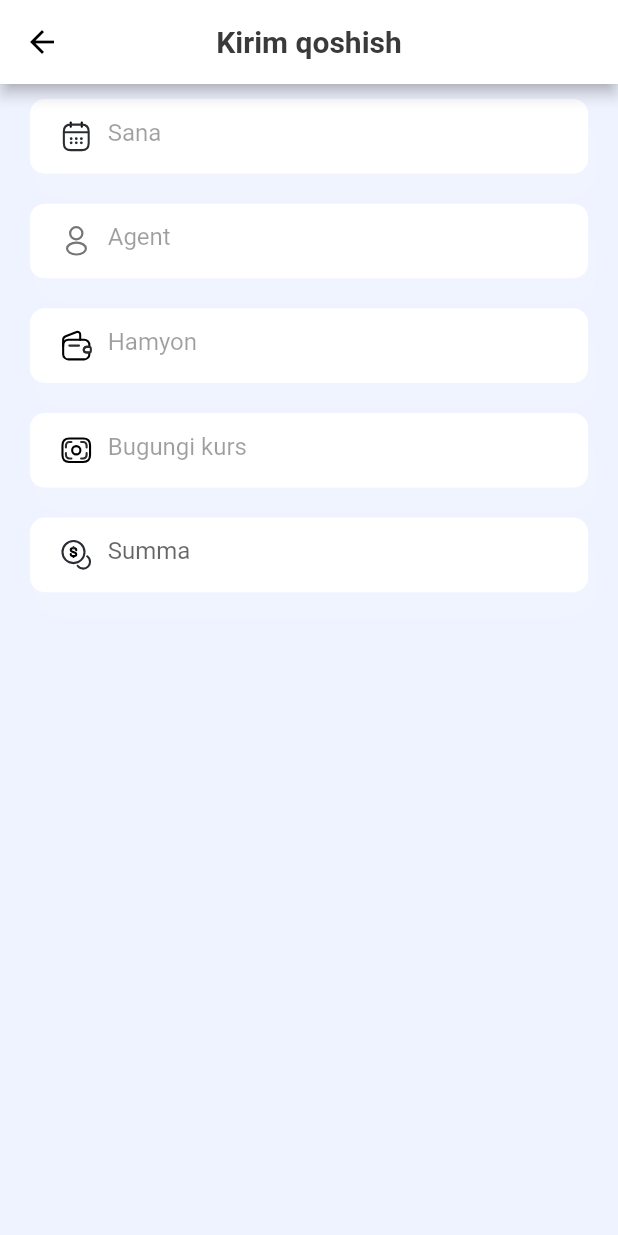
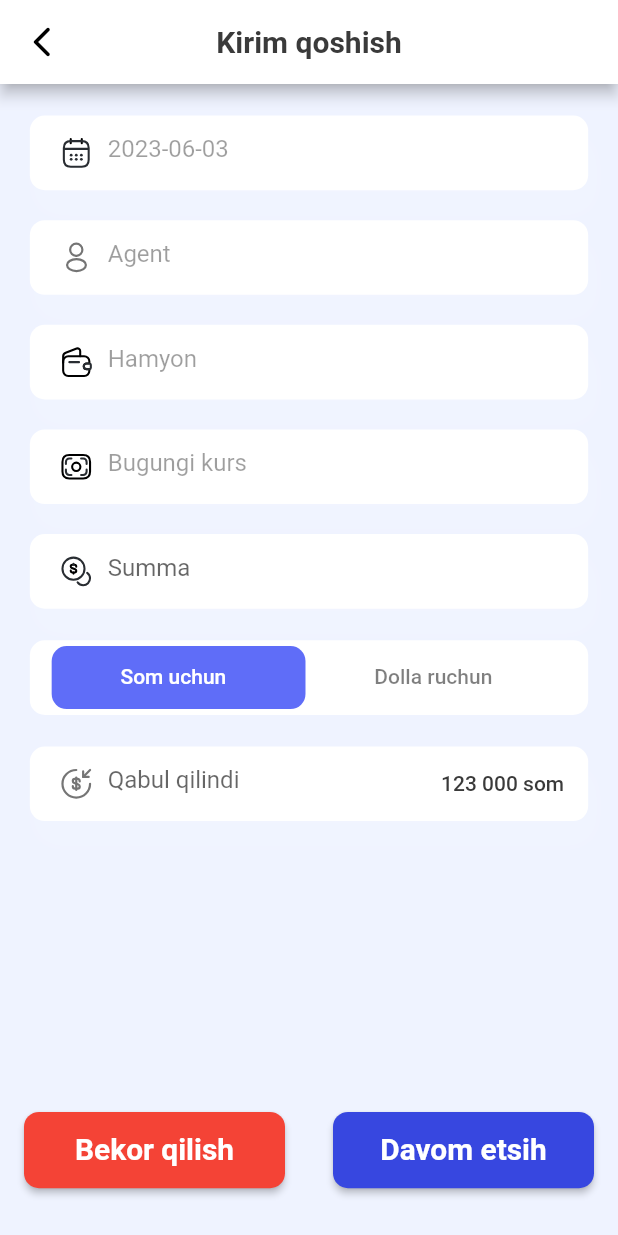
Before and after one commit to Arabjonoff/N-Hisob, a Flutter app: the IncomeScreen screen opened by its route, on a phone screen of 412 x 824 dp. Run offline on Flutter 3.47's test engine with Material 2 defaults, Android fonts, the phone set to English and light mode, and no system bars; our stand-ins replace flutter_svg, hive, mask_text_input_formatter, pinput, rxdart; accounts and stored records are empty.

```diff
--- a/lib/main.dart
+++ b/lib/main.dart
@@ -16,6 +16,7 @@ class MyApp extends StatelessWidget {
       debugShowCheckedModeBanner: false,
       title: 'N-Hisob',
       theme: ThemeData(
+        platform: TargetPlatform.iOS,
         primarySwatch: Colors.blue,
       ),
       initialRoute: '/main',
--- a/lib/src/ui/menu/income/income_screen.dart
+++ b/lib/src/ui/menu/income/income_screen.dart
@@ -1,6 +1,9 @@
 import 'package:flutter/material.dart';
+import 'package:intl/intl.dart';
 import 'package:n_hisob/src/theme/color/colors.dart';
 import 'package:n_hisob/src/theme/font_theme/font_style.dart';
+import 'package:n_hisob/src/utils/utils.dart';
+import 'package:n_hisob/src/widget/button/ontap_widget.dart';
 import 'package:n_hisob/src/widget/textfield/textfield_widget.dart';
 
 class IncomeScreen extends StatefulWidget {
@@ -10,29 +13,165 @@ class IncomeScreen extends StatefulWidget {
   State<IncomeScreen> createState() => _IncomeScreenState();
 }
 
-class _IncomeScreenState extends State<IncomeScreen> {
-
+class _IncomeScreenState extends State<IncomeScreen>
+    with TickerProviderStateMixin {
   TextEditingController controller = TextEditingController();
   TextEditingController sumController = TextEditingController();
+  TabController? _tabBarController;
+  List data = [
+    'Som uchun  ',
+    'Dolla ruchun ',
+  ];
+
+  String date = 'Sana',
+      agent = 'Agent',
+      wallet = 'Hamyon',
+      course = 'Bugungi kurs';
+
+  @override
+  initState() {
+    _tabBarController = TabController(length: data.length, vsync: this);
+    super.initState();
+  }
+
   @override
   Widget build(BuildContext context) {
-    return  Scaffold(
+    double h = Utils.getHeight(context);
+    double w = Utils.getWidth(context);
+    return Scaffold(
       appBar: AppBar(
         foregroundColor: AppColor.black,
         backgroundColor: AppColor.white,
         centerTitle: true,
-        title: Text('Kirim qoshish',style: Styles.boldH2(AppColor.textColor),),
+        title: Text(
+          'Kirim qoshish',
+          style: Styles.boldH2(AppColor.textColor),
+        ),
       ),
       backgroundColor: AppColor.background,
-      body: ListView(
+      body: Column(
         children: [
-          TextFieldWidget(controller: controller, icon: 'assets/icons/calendar.svg', hint: 'Sana',enables: false,),
-          TextFieldWidget(controller: controller, icon: 'assets/icons/profile.svg', hint: 'Agent',enables: false,),
-          TextFieldWidget(controller: controller, icon: 'assets/icons/wallet.svg', hint: 'Hamyon',enables: false,),
-          TextFieldWidget(controller: controller, icon: 'assets/icons/sum.svg', hint: 'Bugungi kurs',enables: false,),
-          TextFieldWidget(controller: sumController, icon: 'assets/icons/coin.svg', hint: 'Summa',),
+          Expanded(
+            child: ListView(
+              children: [
+                SizedBox(
+                  height: 12 * h,
+                ),
+                GestureDetector(
+                    onTap: () {
+                      _selectDate(context);
+                    },
+                    child: TextFieldWidget(
+                      controller: controller,
+                      icon: 'assets/icons/calendar.svg',
+                      hint: DateFormat('yyyy-MM-dd').format(selectedDate),
+                      enables: false,
+                    )),
+                TextFieldWidget(
+                  controller: controller,
+                  icon: 'assets/icons/profile.svg',
+                  hint: agent,
+                  enables: false,
+                ),
+                TextFieldWidget(
+                  controller: controller,
+                  icon: 'assets/icons/wallet.svg',
+                  hint: wallet,
+                  enables: false,
+                ),
+                TextFieldWidget(
+                  controller: controller,
+                  icon: 'assets/icons/sum.svg',
+                  hint: course,
+                  enables: false,
+                ),
+                TextFieldWidget(
+                  controller: sumController,
+                  icon: 'assets/icons/coin.svg',
+                  hint: 'Summa',
+                ),
+                SizedBox(
+                  height: 12 * h,
+                ),
+                Container(
+                  alignment: Alignment.center,
+                  height: 50 * w,
+                  margin: EdgeInsets.symmetric(horizontal: 20 * w),
+                  decoration: BoxDecoration(
+                    borderRadius: BorderRadius.circular(10),
+                    color: AppColor.white,
+                  ),
+                  child: TabBar(
+                    onTap: (i) {},
+                    unselectedLabelColor: AppColor.black.withOpacity(0.5),
+                    isScrollable: true,
+                    indicatorColor: AppColor.lightPurple,
+                    labelColor: AppColor.white,
+                    indicator: ShapeDecoration(
+                      shape: RoundedRectangleBorder(
+                        borderRadius: BorderRadius.circular(10),
+                      ),
+                      color: AppColor.lightPurple,
+                    ),
+                    labelStyle: Styles.bodyP(AppColor.textColor, false),
+                    controller: _tabBarController,
+                    tabs: data.map((e) {
+                      return Tab(
+                        height: 40,
+                        child: Padding(
+                          padding: EdgeInsets.symmetric(horizontal: 30.0 * w),
+                          child: Text(e),
+                        ),
+                      );
+                    }).toList(),
+                  ),
+                ),
+                SizedBox(
+                  height: 12 * h,
+                ),
+                TextFieldWidget(
+                  controller: sumController,
+                  icon: 'assets/icons/money.svg',
+                  hint: 'Qabul qilindi',
+                  currencyType: '123 000 som',
+                ),
+              ],
+            ),
+          ),
+          Row(
+            children: [
+              Expanded(
+                child: OnTapWidget(
+                  title: 'Bekor qilish',
+                  onTap: () {
+                    Navigator.pop(context);
+                  },
+                  color: false,
+                ),
+              ),
+              Expanded(child: OnTapWidget(title: 'Davom etsih', onTap: () {})),
+            ],
+          ),
+          SizedBox(
+            height: 32 * w,
+          )
         ],
       ),
     );
   }
+
+  DateTime selectedDate = DateTime.now();
+  Future<void> _selectDate(BuildContext context) async {
+    final DateTime? picked = await showDatePicker(
+        context: context,
+        initialDate: selectedDate,
+        firstDate: DateTime(2015, 8),
+        lastDate: DateTime(2101));
+    if (picked != null && picked != selectedDate) {
+      setState(() {
+        selectedDate = picked;
+      });
+    }
+  }
+
 }
--- a/lib/src/ui/menu/profile/profile_screen.dart
+++ b/lib/src/ui/menu/profile/profile_screen.dart
@@ -1,4 +1,6 @@
 import 'package:flutter/material.dart';
+import 'package:n_hisob/src/theme/color/colors.dart';
+import 'package:n_hisob/src/theme/font_theme/font_style.dart';
 
 class ProfileScreen extends StatefulWidget {
   const ProfileScreen({Key? key}) : super(key: key);
@@ -10,6 +12,37 @@ class ProfileScreen extends StatefulWidget {
 class _ProfileScreenState extends State<ProfileScreen> {
   @override
   Widget build(BuildContext context) {
-    return  Scaffold();
+    return  Scaffold(
+      backgroundColor: AppColor.background,
+      appBar: AppBar(
+        centerTitle: true,
+        backgroundColor: AppColor.white,
+        title: Text('Profile',style: Styles.boldH2(AppColor.textColor),),
+      ),
+      body: SafeArea(
+        child: Column(
+          children: [
+            Container(
+              alignment: Alignment.center,
+              width: 80,
+              height: 80,
+              decoration: BoxDecoration(
+                borderRadius: BorderRadius.circular(50),
+                color: AppColor.white
+              ),
+              child: Text('M',style: Styles.boldH1(AppColor.textColor),),
+            ),
+            Text('Muhammad Ali',style: Styles.body(AppColor.textColor),),
+            Container(
+              width: MediaQuery.of(context).size.width,
+              height: 50,
+              decoration: BoxDecoration(
+                borderRadius: BorderRadius.circular(10)
+              ),
+            )
+          ],
+        ),
+      ),
+    );
   }
 }
--- a/lib/src/ui/menu/wallet/wallet_screen.dart
+++ b/lib/src/ui/menu/wallet/wallet_screen.dart
@@ -53,8 +53,7 @@ class _WalletScreenState extends State<WalletScreen> {
         child: Column(
           children: [
             Expanded(
-                child: SingleChildScrollView(
-                  child: Column(
+                child: ListView(
               children: [
                 const SizedBox(height: 24,),
                 TextFieldWidget(
@@ -144,7 +143,6 @@ class _WalletScreenState extends State<WalletScreen> {
                   ),
                 )
               ],
-            ),
             ),),
             OnTapWidget(title: 'Davom etish', onTap: (){}),
             const SizedBox(height: 32,),
--- a/lib/src/widget/textfield/textfield_widget.dart
+++ b/lib/src/widget/textfield/textfield_widget.dart
@@ -3,6 +3,7 @@ import 'package:flutter/material.dart';
 import 'package:flutter_svg/svg.dart';
 import 'package:mask_text_input_formatter/mask_text_input_formatter.dart';
 import 'package:n_hisob/src/theme/color/colors.dart';
+import 'package:n_hisob/src/theme/font_theme/font_style.dart';
 
 import '../../utils/utils.dart';
 
@@ -73,7 +74,7 @@ class TextFieldWidget extends StatelessWidget {
               decoration: InputDecoration(
                 suffixIcon: Padding(
                   padding: const EdgeInsets.all(16.0),
-                  child: Text(currencyType),
+                  child: Text(currencyType,style: Styles.bodyP(AppColor.textColor, false),),
                 ),
                 // suffix:  currency?Padding(
                 //   padding: const EdgeInsets.only(right: 8.0),
```
Also changed, not shown: lib/src/widget/datepicker/date_pricker.dart (added), 4 other files. Lines whose indentation alone changed are shown as unchanged.
